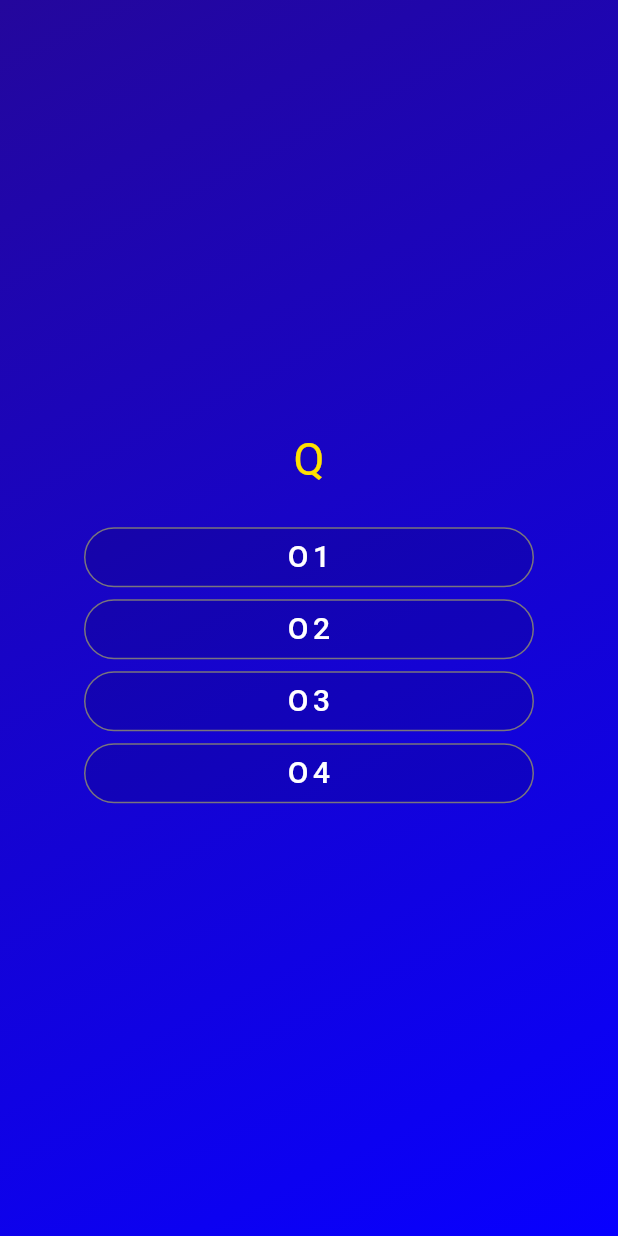
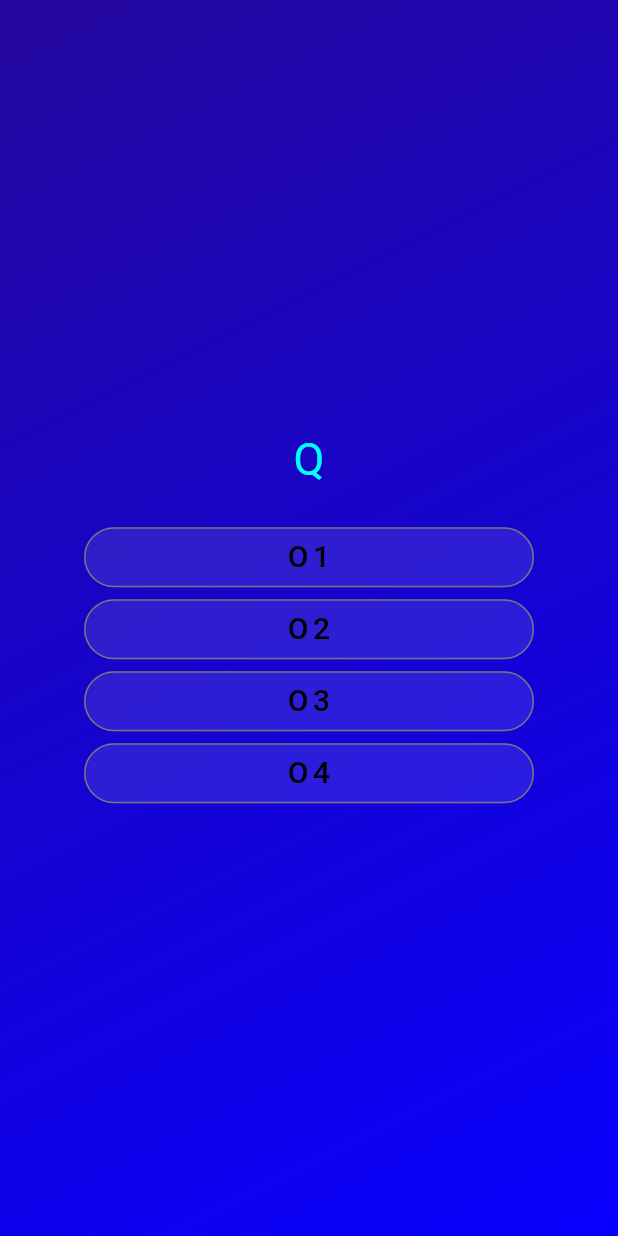
Before and after one commit to kumarvarun3834/Quizarea, a Flutter app: the screen it shows after launch, after a tap on "Start Quiz", on a phone screen of 412 x 824 dp. Run offline on Flutter 3.47's test engine with Material 3 defaults, Android fonts, the phone set to English and light mode, and no system bars.

Commit message:
changed theme of widget

```diff
--- a/lib/opt_buttons.dart
+++ b/lib/opt_buttons.dart
@@ -21,13 +21,13 @@ class buttons_opt extends StatelessWidget {
       }},
       style: OutlinedButton.styleFrom(
         fixedSize: Size(300, 30),
-        backgroundColor: Colors.black12,
-        foregroundColor: Colors.white,
+        backgroundColor: Colors.white10,
+        foregroundColor: Colors.black,
         shape: RoundedRectangleBorder(
           borderRadius: BorderRadius.circular(50),
         ),
       ),
-      label: TextContainer(opt, Colors.white, 20)
+      label: TextContainer(opt, Colors.black, 20)
     );
   }
 }
--- a/lib/quesations.dart
+++ b/lib/quesations.dart
@@ -13,7 +13,7 @@ class  Quesations extends StatelessWidget {
         crossAxisAlignment: CrossAxisAlignment.center,
         children: [
           Center(child:
-          TextContainer(dataset[0], Color.fromARGB(255, 255, 225, 0), 30)),
+          TextContainer(dataset[0], Color.fromARGB(255, 0, 255, 255), 30)),
           const SizedBox(height: 20),
           buttons_opt(dataset[0],dataset[1],dataset[5]),
           buttons_opt(dataset[0],dataset[2],dataset[5]),
```
